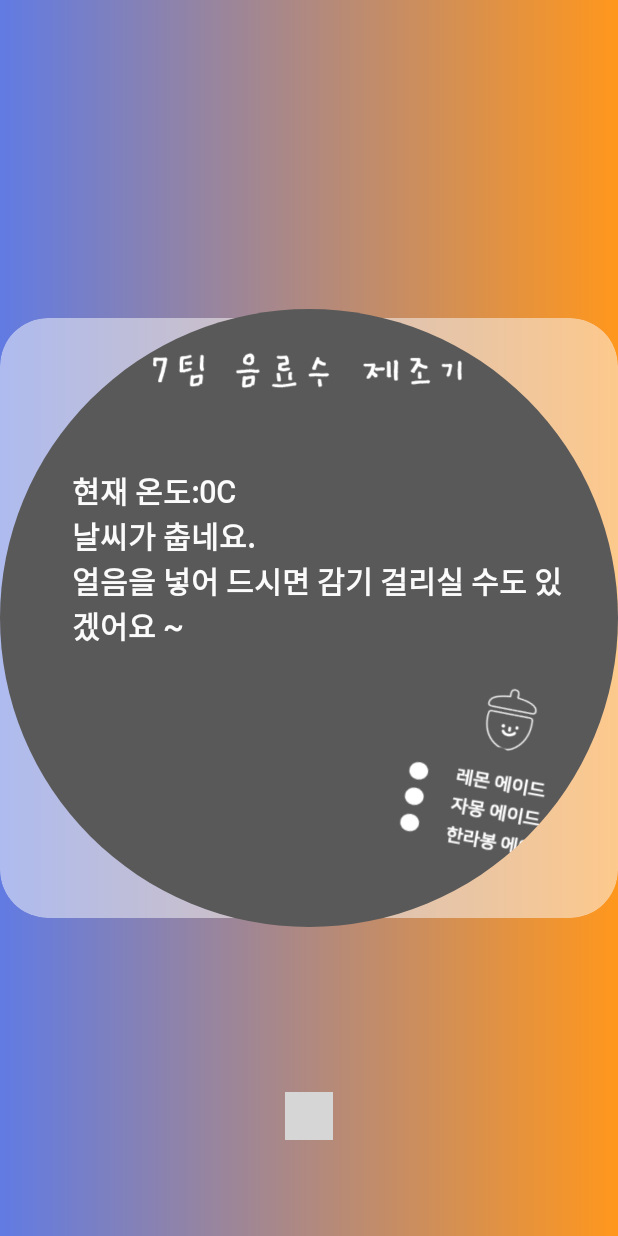
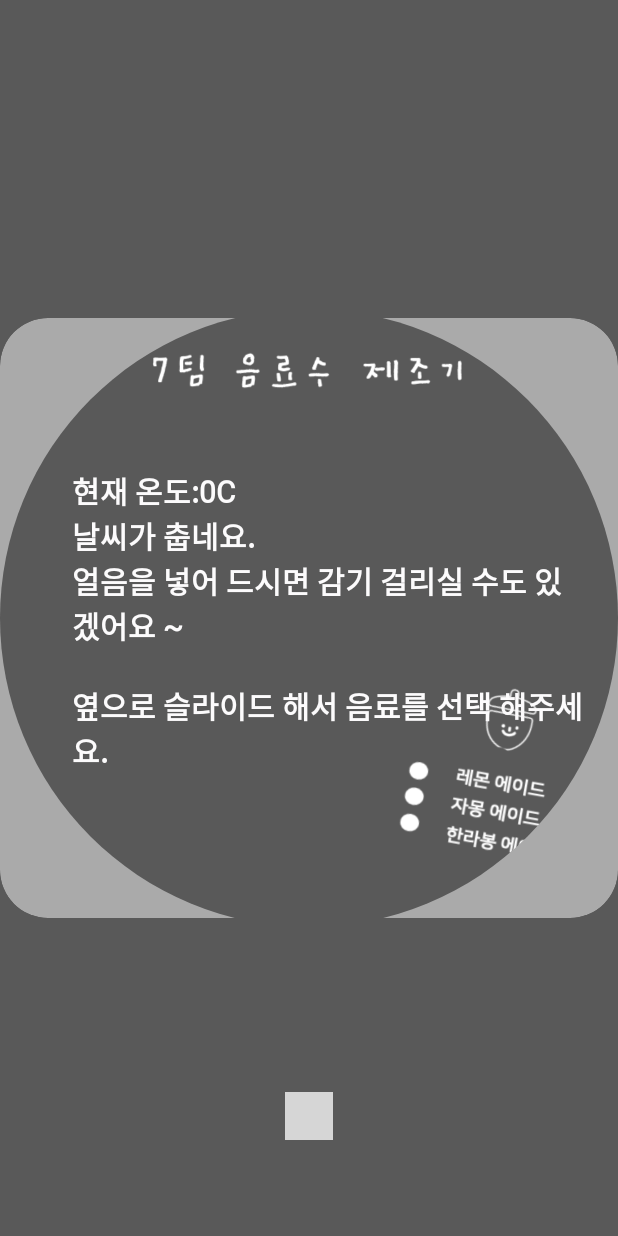
Before and after one commit to sey2/Ardunio_cocktail, an Android app: the screen it shows after launch (MainActivity), on a phone screen of 412 x 824 dp. Run offline under Robolectric (Android 15) with nearby library versions, the light colour scheme and no system bars; plain views replace PageIndicatorView, RoundedImageView; 5 statements that could not run were skipped; grey boxes are pictures that could not be loaded.

Commit message:
[Update] 첫 화면 문구 및 단색으로 변경(05.21)

```diff
--- a/app/src/main/java/com/example/administrator/cocktailmobileapp/SlideAdapter.java
+++ b/app/src/main/java/com/example/administrator/cocktailmobileapp/SlideAdapter.java
@@ -21,8 +21,8 @@ public class SlideAdapter extends FragmentPagerAdapter {
                         "음료수 제조기 전원을 켜주세요!",
                         "음료수 제조기가 켜져 있어야 온도를 읽을 수 있어요.",
                         R.drawable.image_first,
-                        R.color.colorBlue255,
-                        R.color.colorOrange255,
+                        R.color.colorGray5959,
+                        R.color.colorGray5959,
                         "6"
                 )
         );
--- a/app/src/main/java/com/example/administrator/cocktailmobileapp/SlideFragment.java
+++ b/app/src/main/java/com/example/administrator/cocktailmobileapp/SlideFragment.java
@@ -41,6 +41,7 @@ public class SlideFragment extends Fragment {
     private Button mButton;
     private ImageView mCardImage;
     private RelativeLayout mBackground;
+    private String message = "옆으로 슬라이드 해서 음료를 선택 해주세요.";
 
     // 음료수 선택 화면 생성자
     public static SlideFragment createSlideFragment (String name, String title, String description, int imageID , int gradientStartColor, int gradientEndColor, String message) {
@@ -110,16 +111,20 @@ public class SlideFragment extends Fragment {
                public void setView(int temp) {
                    mName.setText("현재 온도:" + temp +"C");
                    if(temp >= 20){  // 더울 떄
-                    mTitle.setText("날씨가 덥네요.\n시원한 얼음을 넣어 먹는걸 추천해요!");
+                    mTitle.setText("날씨가 덥네요.\n시원한 얼음을 넣어 먹는걸 추천해요!\n\n" + message);
                    }else if(temp <= 20){    // 추울 때
-                    mTitle.setText("날씨가 춥네요.\n얼음을 넣어 드시면 감기 걸리실 수도 있겠어요 ~");
+                    mTitle.setText("날씨가 춥네요.\n얼음을 넣어 드시면 감기 걸리실 수도 있겠어요 ~\n\n" + message);
                    }
                }
            });
 
         }
 
-        GradientDrawable gradientDrawable = new GradientDrawable(GradientDrawable.Orientation.LEFT_RIGHT, new int[] {getResources().getColor(bundle.getInt("gradientStartColor")), getResources().getColor(bundle.getInt("gradientEndColor"))});
+
+        GradientDrawable gradientDrawable = new GradientDrawable(GradientDrawable.Orientation.LEFT_RIGHT,
+                new int[] {getResources().getColor(bundle.getInt("gradientStartColor")),
+                           getResources().getColor(bundle.getInt("gradientEndColor"))});
+
         gradientDrawable.setCornerRadius(0f);
         mBackground.setBackgroundDrawable(gradientDrawable);
 
--- a/app/src/main/res/values/colors.xml
+++ b/app/src/main/res/values/colors.xml
@@ -33,4 +33,6 @@
     <color name="colorBlack255">#393E46</color>
     <color name="colorBlack144">#80393E46</color>
     <color name="colorBlack72">#40393E46</color>
+
+    <color name="colorGray5959">#595959</color>
 </resources>
```
